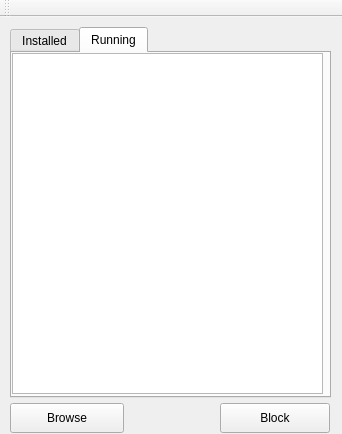
This is mainwindow.ui in superactive/BlockIt as Qt 5 draws it before an edit. The edited form follows.
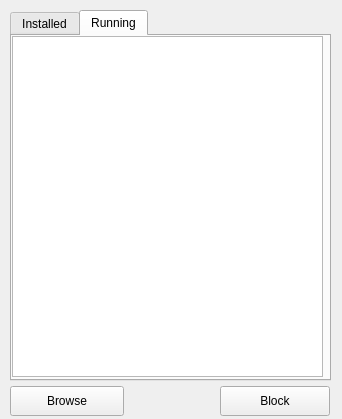
This is the edited form.

```diff
--- a/mainwindow.ui
+++ b/mainwindow.ui
@@ -7,7 +7,7 @@
     <x>0</x>
     <y>0</y>
     <width>342</width>
-    <height>434</height>
+    <height>419</height>
    </rect>
   </property>
   <property name="windowTitle">
@@ -84,14 +84,6 @@
     </property>
    </widget>
   </widget>
-  <widget class="QToolBar" name="mainToolBar">
-   <attribute name="toolBarArea">
-    <enum>TopToolBarArea</enum>
-   </attribute>
-   <attribute name="toolBarBreak">
-    <bool>false</bool>
-   </attribute>
-  </widget>
  </widget>
  <layoutdefault spacing="6" margin="11"/>
  <resources/>
```
